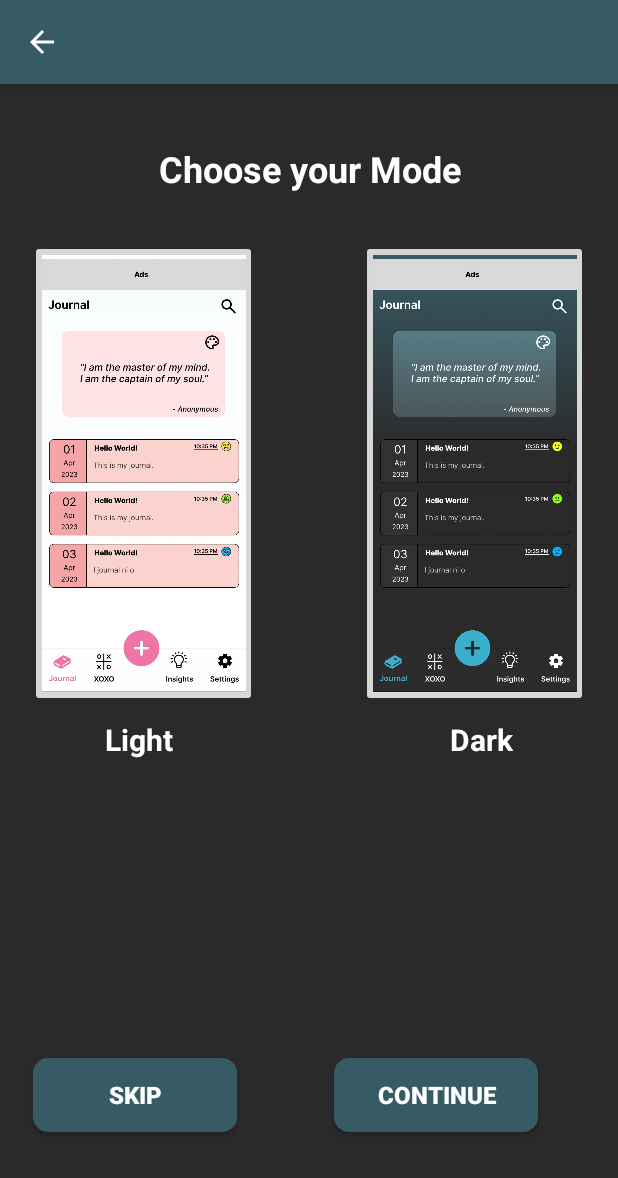
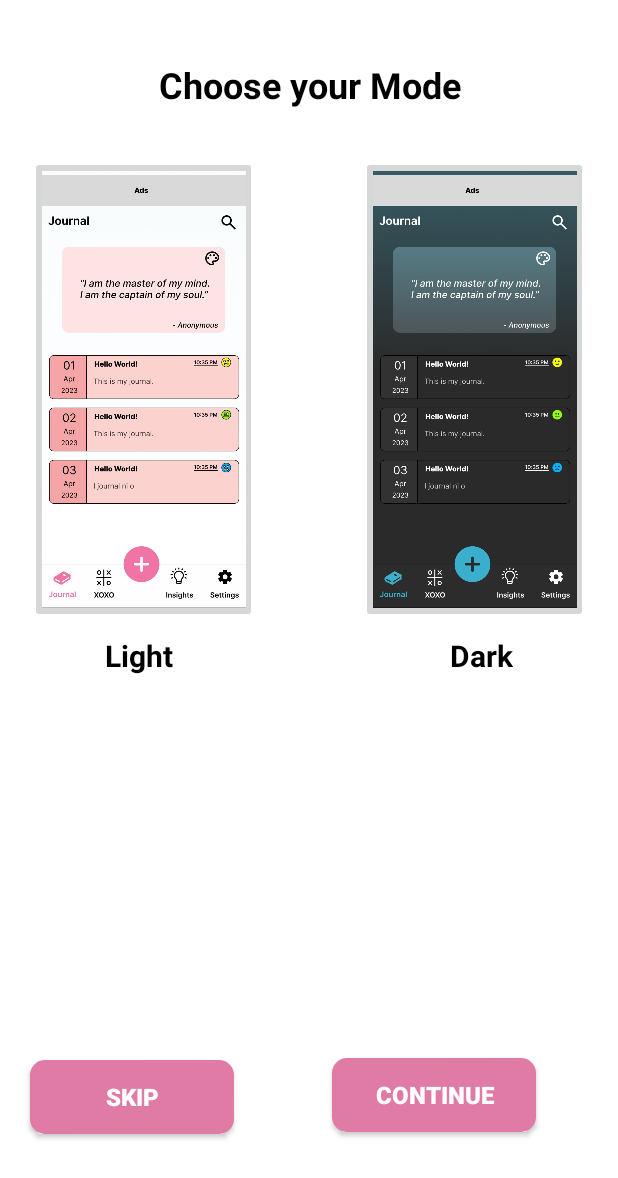
Before and after one commit to Topitops69/TicTacJournal_Official, an Android app: the Theme screen opened directly, with no data from a screen before it, on a phone screen of 412 x 824 dp. Shown: the top 1178 px of the screen. Run offline under Robolectric (Android 15) with nearby library versions, the phone set to English and light mode, and no system bars.

Commit message:
Add Theme

```diff
--- a/app/src/main/java/com/example/tictacjournalofficial/activities/Theme.java
+++ b/app/src/main/java/com/example/tictacjournalofficial/activities/Theme.java
@@ -1,11 +1,15 @@
 package com.example.tictacjournalofficial.activities;
 
 import androidx.appcompat.app.AppCompatActivity;
+import androidx.appcompat.app.AppCompatDelegate;
 import androidx.constraintlayout.widget.ConstraintLayout;
 
+import android.content.Context;
 import android.content.Intent;
+import android.content.SharedPreferences;
 import android.graphics.Color;
 import android.os.Bundle;
+import android.view.View;
 import android.widget.Button;
 import android.widget.ImageButton;
 import android.widget.TextView;
@@ -14,39 +18,59 @@ import com.example.tictacjournalofficial.R;
 
 public class Theme extends AppCompatActivity {
 
+    ImageButton btnLight, btnDark;
+
     Button btnContinue, btnSkip;
-    ImageButton btnLight, btnDark;
-    TextView lblMode;
-    ConstraintLayout layout;
-
+    boolean nightMODE;
+    SharedPreferences sharedPreferences;
+    SharedPreferences.Editor editor;
     @Override
     protected void onCreate(Bundle savedInstanceState) {
         super.onCreate(savedInstanceState);
         setContentView(R.layout.activity_theme);
 
-        getSupportActionBar().setDisplayHomeAsUpEnabled(true);
+        getSupportActionBar().hide();
 
-        layout = findViewById(R.id.layout); // Make sure to set the id of ConstraintLayout in your XML to 'layout'
         btnLight = findViewById(R.id.btnLight);
         btnDark = findViewById(R.id.btnDark);
+        btnSkip = findViewById(R.id.btnSkip);
         btnContinue = findViewById(R.id.btnContinue);
-        btnSkip = findViewById(R.id.btnSkip);
 
-        lblMode = findViewById(R.id.lblMode);
+        sharedPreferences = getSharedPreferences("MODE", Context.MODE_PRIVATE);
+        nightMODE = sharedPreferences.getBoolean("night", false);
+
         btnLight.setOnClickListener(v -> {
-            lightMode();
+            AppCompatDelegate.setDefaultNightMode(AppCompatDelegate.MODE_NIGHT_NO);
+            editor = sharedPreferences.edit();
+            editor.putBoolean("night", false);
+            editor.apply();
+            updateTheme();
         });
 
-        btnSkip.setOnClickListener(View-> startActivity(new Intent(Theme.this, Welcome_end.class)));
-        btnContinue.setOnClickListener(view-> startActivity(new Intent(Theme.this, Welcome_end.class)));
+        btnDark.setOnClickListener(v -> {
+            AppCompatDelegate.setDefaultNightMode(AppCompatDelegate.MODE_NIGHT_YES);
+            editor = sharedPreferences.edit();
+            editor.putBoolean("night", true);
+            editor.apply();
+            updateTheme();
+        });
+
+        btnSkip.setOnClickListener(v -> {
+            startActivity(new Intent(new Intent(Theme.this, Welcome_end.class)));
+        });
+        btnContinue.setOnClickListener(v -> {
+            startActivity(new Intent(new Intent(Theme.this, Welcome_end.class)));
+        });
     }
 
-    void lightMode() {
-        layout.setBackgroundColor(Color.WHITE);
-        lblMode.setTextColor(Color.BLACK);
+    private void updateTheme() {
+        if(nightMODE) {
+            btnLight.setVisibility(View.VISIBLE);
+            btnDark.setVisibility(View.GONE);
+        } else {
+            btnLight.setVisibility(View.GONE);
+            btnDark.setVisibility(View.VISIBLE);
+        }
     }
 
-    void darkMode() {
-
-    }
 }
--- /dev/null
+++ b/app/src/main/res/drawable/roundstyle2.xml
@@ -0,0 +1,9 @@
+<?xml version="1.0" encoding="utf-8"?>
+<shape xmlns:android="http://schemas.android.com/apk/res/android">
+    <solid android:color="#E07BA5"/>
+    <corners
+
+        android:radius="10dp"
+
+        />
+</shape>
--- a/app/src/main/res/layout/activity_login_and_restore.xml
+++ b/app/src/main/res/layout/activity_login_and_restore.xml
@@ -4,6 +4,9 @@
     xmlns:tools="http://schemas.android.com/tools"
     android:layout_width="match_parent"
     android:layout_height="match_parent"
+    android:background="#2C2C2C"
     tools:context=".activities.LoginAndRestore">
 
+
+
 </androidx.constraintlayout.widget.ConstraintLayout>
--- a/app/src/main/res/layout/activity_main.xml
+++ b/app/src/main/res/layout/activity_main.xml
@@ -4,7 +4,7 @@
     xmlns:tools="http://schemas.android.com/tools"
     android:layout_width="match_parent"
     android:layout_height="match_parent"
-    android:background="#2A2A2A"
+    style="@style/SCREEN"
     tools:context=".activities.MainActivity">
 
     <Button
@@ -16,9 +16,8 @@
         android:layout_marginEnd="53dp"
         android:layout_marginBottom="33dp"
 
-        android:background="@drawable/shape"
+        style="@style/BUTTON"
         android:text="Get Started"
-        android:textColor="#FEFEFE"
         android:textSize="25sp"
         android:textStyle="bold"
         app:circularflow_angles="0"
--- a/app/src/main/res/layout/activity_theme.xml
+++ b/app/src/main/res/layout/activity_theme.xml
@@ -4,7 +4,7 @@
     xmlns:tools="http://schemas.android.com/tools"
     android:layout_width="match_parent"
     android:layout_height="match_parent"
-    android:background="#2A2A2A"
+    style="@style/SCREEN"
     android:id="@+id/layout"
     tools:context=".activities.Theme">
 
@@ -39,9 +39,8 @@
         android:layout_marginStart="32dp"
         android:layout_marginEnd="21dp"
         android:layout_marginBottom="69dp"
-        android:background="@drawable/roundstyle"
+        style="@style/BUTTON"
         android:text="Continue"
-        android:textColor="#FFFFFF"
         android:textSize="16sp"
         android:textStyle="bold"
         app:layout_constraintBottom_toBottomOf="parent"
@@ -50,13 +49,12 @@
 
     <Button
         android:id="@+id/btnSkip"
+        style="@style/BUTTON"
         android:layout_width="136dp"
         android:layout_height="49dp"
-        android:layout_marginStart="22dp"
-        android:layout_marginBottom="69dp"
-        android:background="@drawable/roundstyle"
+        android:layout_marginStart="20dp"
+        android:layout_marginBottom="68dp"
         android:text="@string/skip"
-        android:textColor="#FFFFFF"
         android:textSize="16sp"
         android:textStyle="bold"
         app:layout_constraintBottom_toBottomOf="parent"
@@ -69,7 +67,7 @@
         android:layout_marginStart="70dp"
         android:layout_marginTop="8dp"
         android:text="Light"
-        android:textColor="#FFFFFF"
+        style="@style/TEXT"
         android:textSize="20sp"
         android:textStyle="bold"
         app:layout_constraintStart_toStartOf="parent"
@@ -82,7 +80,7 @@
         android:layout_marginTop="8dp"
         android:layout_marginEnd="70dp"
         android:text="Dark"
-        android:textColor="#FFFFFF"
+        style="@style/TEXT"
         android:textSize="20sp"
         android:textStyle="bold"
         app:layout_constraintEnd_toEndOf="parent"
@@ -96,7 +94,7 @@
         android:layout_marginTop="40dp"
         android:layout_marginEnd="104dp"
         android:text="Choose your Mode"
-        android:textColor="#FFFFFF"
+        style="@style/TEXT"
         android:textSize="24sp"
         android:textStyle="bold"
         app:layout_constraintEnd_toEndOf="parent"
--- a/app/src/main/res/layout/fragment_journal1.xml
+++ b/app/src/main/res/layout/fragment_journal1.xml
@@ -4,7 +4,7 @@
     xmlns:tools="http://schemas.android.com/tools"
     android:layout_width="match_parent"
     android:layout_height="match_parent"
-    android:background="@color/colorPrimaryDefault"
+    style="@style/SCREEN"
 
     tools:context=".fragments.Journal1Fragment">
 
@@ -19,7 +19,7 @@
         android:fontFamily="@font/ubuntu_bold"
         android:includeFontPadding="false"
         android:text="@string/my_journals"
-        android:textColor="#FFFFFF"
+        style="@style/TEXT"
 
         android:textSize="@dimen/_20sdp"
         app:layout_constraintEnd_toEndOf="parent"
@@ -127,6 +127,7 @@
         android:layout_height="385dp"
         android:layout_marginTop="30dp"
         android:clipToPadding="false"
+        style="@style/TEXT"
         android:paddingEnd="@dimen/_12sdp"
         android:paddingBottom="@dimen/_19sdp"
         app:layout_constraintEnd_toEndOf="parent"
--- a/app/src/main/res/layout/fragment_settings.xml
+++ b/app/src/main/res/layout/fragment_settings.xml
@@ -3,7 +3,7 @@
     xmlns:tools="http://schemas.android.com/tools"
     android:layout_width="match_parent"
     android:layout_height="match_parent"
-    android:background ="#2c2c2c"
+    style="@style/SCREEN"
     tools:context=".fragments.SettingsFragment">
 
     <!-- TODO: Update blank fragment layout -->
@@ -12,7 +12,7 @@
         android:layout_height="match_parent"
         android:text="Settings"
         android:gravity = "center"
-        android:textColor="#FFFFFF"
+        style="@style/TEXT"
         />
 
 </FrameLayout>
--- a/app/src/main/res/values-night/themes.xml
+++ b/app/src/main/res/values-night/themes.xml
@@ -19,18 +19,34 @@
     <!--    Dark Mode    -->
     <!--    Screen background if dark mode on -->
     <style name="SCREEN">
-        <item name="android:background">#FFF</item>
+        <item name="android:background">#2A2A2A</item>
     </style>
 
-    <!--    Texts background if light mode on -->
+    <!--    Texts background if dark mode on -->
     <style name="TEXT">
+        <item name="android:textColor">#FFF</item>
+    </style>
+
+    <!--    Button background if dark mode on-->
+    <style name="BUTTON">
+        <item name="android:background">@drawable/roundstyle</item>
+        <item name="android:textColor">#FFF</item>
+    </style>
+
+    <!--    TicTacToe ImageView if dark mode on -->
+    <style name="IMAGEVIEW" >
+        <item name="android:background">@drawable/white_box</item>
+    </style>
+
+    <!--    Welcome End if dark mode on -->
+    <style name="WELCOME" >
+        <item name="android:background">@drawable/textstyle</item>
         <item name="android:textColor">#000</item>
     </style>
 
-    <!--    Button background if light mode on-->
-    <style name="BUTTON">
-        <item name="android:background">#E07BA5</item>
+    <!--    Welcome End if light mode on -->
+    <style name="CALENDAR" >
+        <item name="android:background">#FFF</item>
         <item name="android:textColor">#FFF</item>
     </style>
-
 </resources>
```
Also changed, not shown: app/src/main/java/com/example/tictacjournalofficial/activities/TicTacToe.java (+29 -0 lines), app/src/main/res/drawable/pink_box.xml (added, +10 -0 lines), app/src/main/res/drawable/textstyledark.xml (added, +11 -0 lines), app/src/main/res/layout/activity_password.xml (+17 -20 lines), app/src/main/res/layout/activity_result_dialog.xml (+3 -4 lines), app/src/main/res/layout/activity_tic_tac_toe.xml (+18 -12 lines), app/src/main/res/layout/activity_welcome.xml (+4 -6 lines), app/src/main/res/layout/activity_welcome_end.xml (+11 -16 lines), app/src/main/res/layout/fragment_insight.xml (+4 -3 lines), app/src/main/res/layout/fragment_x_o_x_o.xml (+6 -7 lines), app/src/main/res/values/themes.xml (+18 -1 lines).
